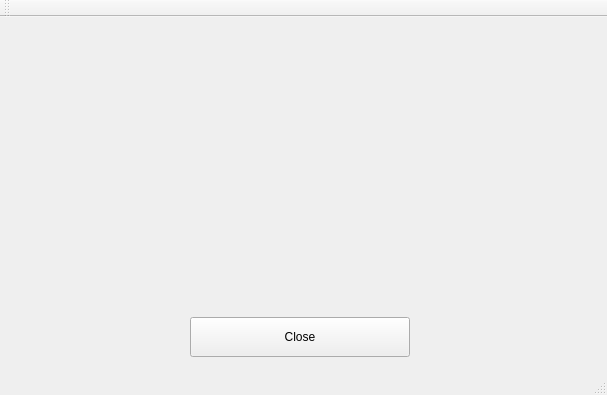
NissimHadar/hifi, file tools/cubemap-creator/src/ui/CubemapCreator.ui: the form before one commit.
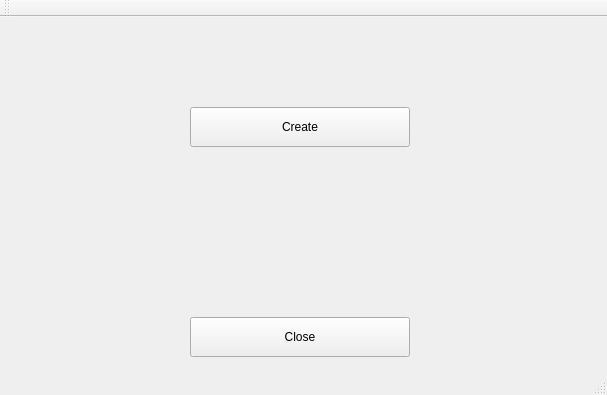
The form after the commit.

Commit message: Can create 6 colour cube map.

The edit to the form file:
```diff
--- a/tools/cubemap-creator/src/ui/CubemapCreator.ui
+++ b/tools/cubemap-creator/src/ui/CubemapCreator.ui
@@ -27,6 +27,19 @@
      <string>Close</string>
     </property>
    </widget>
+   <widget class="QPushButton" name="createButton">
+    <property name="geometry">
+     <rect>
+      <x>190</x>
+      <y>90</y>
+      <width>220</width>
+      <height>40</height>
+     </rect>
+    </property>
+    <property name="text">
+     <string>Create</string>
+    </property>
+   </widget>
   </widget>
   <widget class="QMenuBar" name="menuBar">
    <property name="geometry">
```
The commit also changes 5 other files.
